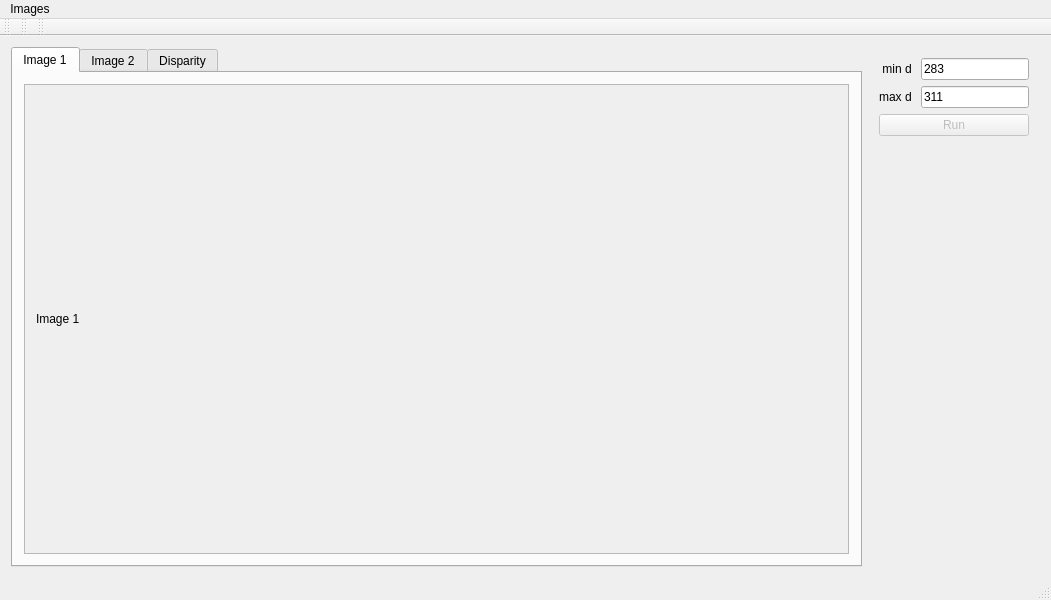
This is DisparityCalculator/mainwindow.ui in stepanov17/disparity as Qt 5 draws it before an edit. The edited form follows.
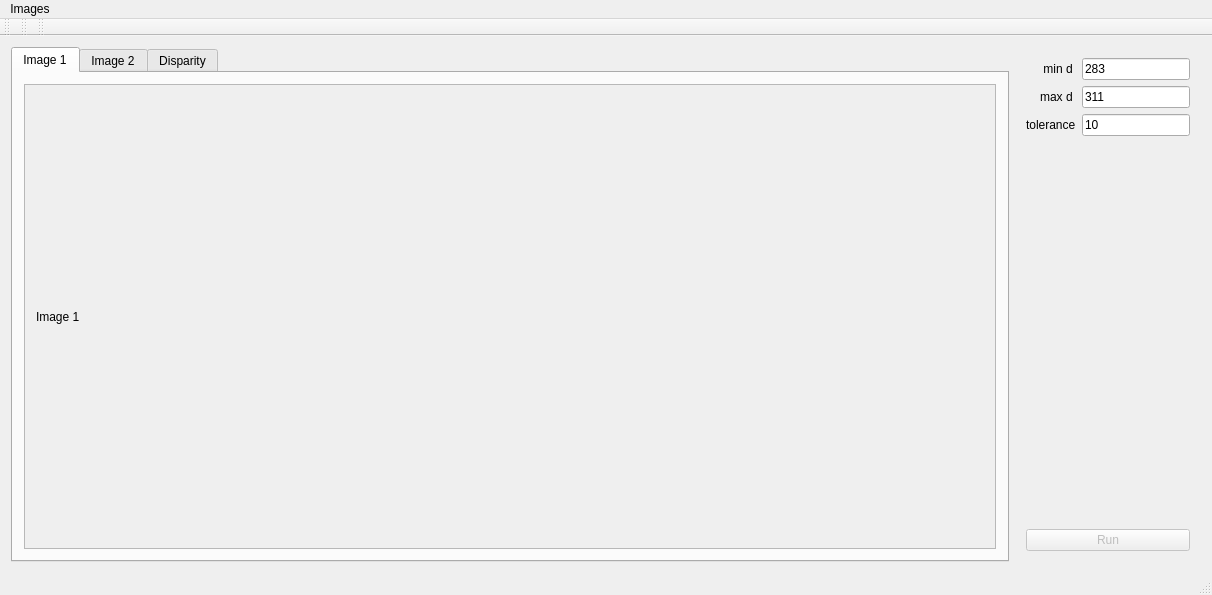
This is the edited form.

Commit message: make tolerance UI-editable

Patch:
```diff
--- a/DisparityCalculator/mainwindow.ui
+++ b/DisparityCalculator/mainwindow.ui
@@ -6,8 +6,8 @@
    <rect>
     <x>0</x>
     <y>0</y>
-    <width>1051</width>
-    <height>600</height>
+    <width>1212</width>
+    <height>595</height>
    </rect>
   </property>
   <property name="windowTitle">
@@ -35,8 +35,8 @@
             <rect>
              <x>0</x>
              <y>0</y>
-             <width>642</width>
-             <height>324</height>
+             <width>803</width>
+             <height>319</height>
             </rect>
            </property>
            <layout class="QGridLayout" name="gridLayout_5">
@@ -135,11 +135,13 @@
         <height>16777215</height>
        </size>
       </property>
-      <layout class="QGridLayout" name="gridLayout_9">
-       <item row="0" column="0">
         <layout class="QGridLayout" name="gridLayout_8">
          <item row="0" column="0">
-          <widget class="QLabel" name="label_2">
+        <layout class="QHBoxLayout" name="horizontalLayout">
+         <item>
+          <layout class="QVBoxLayout" name="verticalLayout_2">
+           <item>
+            <widget class="QLabel" name="label_1">
            <property name="text">
             <string>min d </string>
            </property>
@@ -148,43 +150,53 @@
            </property>
           </widget>
          </item>
-         <item row="0" column="1">
+           <item>
+            <widget class="QLabel" name="label_2">
+             <property name="text">
+              <string>max d </string>
+             </property>
+             <property name="alignment">
+              <set>Qt::AlignRight|Qt::AlignTrailing|Qt::AlignVCenter</set>
+             </property>
+            </widget>
+           </item>
+           <item>
+            <widget class="QLabel" name="label_3">
+             <property name="text">
+              <string>tolerance</string>
+             </property>
+            </widget>
+           </item>
+          </layout>
+         </item>
+         <item>
+          <layout class="QVBoxLayout" name="verticalLayout">
+           <item>
           <widget class="QLineEdit" name="lnDStart">
            <property name="text">
             <string>283</string>
            </property>
           </widget>
          </item>
-         <item row="1" column="0">
-          <widget class="QLabel" name="label">
-           <property name="text">
-            <string>max d </string>
-           </property>
-           <property name="alignment">
-            <set>Qt::AlignRight|Qt::AlignTrailing|Qt::AlignVCenter</set>
-           </property>
-          </widget>
-         </item>
-         <item row="1" column="1">
+           <item>
           <widget class="QLineEdit" name="lnDEnd">
            <property name="text">
             <string>311</string>
            </property>
           </widget>
          </item>
-        </layout>
-       </item>
-       <item row="1" column="0">
-        <widget class="QPushButton" name="btnRun">
-         <property name="enabled">
-          <bool>false</bool>
-         </property>
+           <item>
+            <widget class="QLineEdit" name="lnTolerance">
          <property name="text">
-          <string>Run</string>
+              <string>10</string>
          </property>
         </widget>
        </item>
-       <item row="2" column="0">
+          </layout>
+         </item>
+        </layout>
+       </item>
+       <item row="1" column="0">
         <spacer name="verticalSpacer">
          <property name="orientation">
           <enum>Qt::Vertical</enum>
@@ -197,6 +209,16 @@
          </property>
         </spacer>
        </item>
+       <item row="2" column="0">
+        <widget class="QPushButton" name="btnRun">
+         <property name="enabled">
+          <bool>false</bool>
+         </property>
+         <property name="text">
+          <string>Run</string>
+         </property>
+        </widget>
+       </item>
       </layout>
      </widget>
     </item>
@@ -207,7 +229,7 @@
     <rect>
      <x>0</x>
      <y>0</y>
-     <width>1051</width>
+     <width>1212</width>
      <height>40</height>
     </rect>
    </property>
```
Left out of the diff: 8 changed lines with no effect on the pictures. Lines whose indentation alone changed are shown as unchanged. The commit also changes 5 other files.
